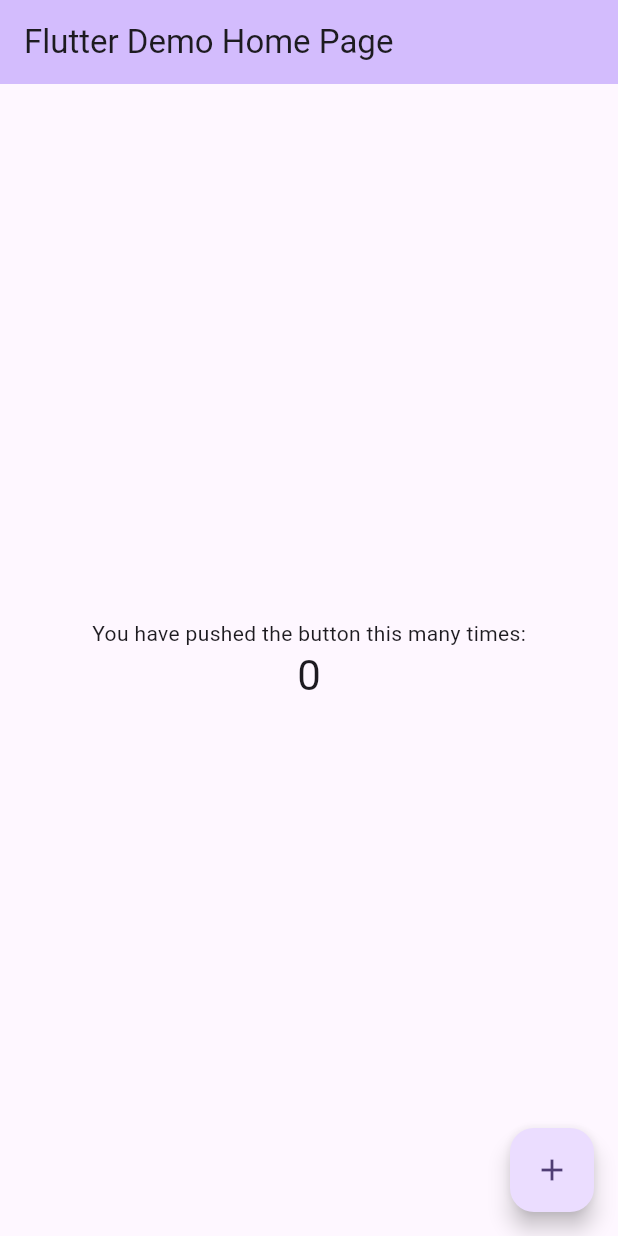
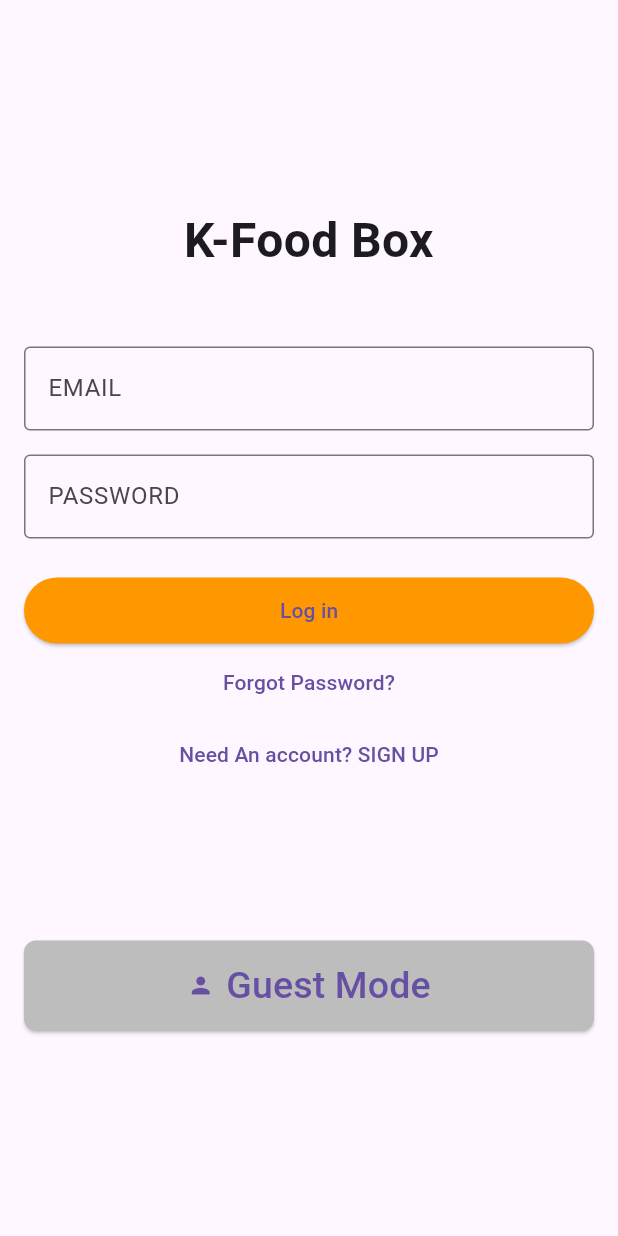
Before and after one commit to korysanan/capstone_project, a Flutter app: the screen it shows after launch, on a phone screen of 412 x 824 dp. Run offline on Flutter 3.47's test engine with Material 3 defaults, Android fonts, the phone set to English and light mode, and no system bars.

Commit message:
로그인 및 회원가입 화면 초안

```diff
--- /dev/null
+++ b/lib/login/login_screen.dart
@@ -0,0 +1,96 @@
+import 'package:flutter/material.dart';
+import 'sign_up_screen.dart';
+
+class LoginScreen extends StatelessWidget {
+  @override
+  Widget build(BuildContext context) {
+    return Scaffold(
+      body: Padding(
+        padding: const EdgeInsets.all(16.0),
+        child: Column(
+          mainAxisAlignment: MainAxisAlignment.center,
+          crossAxisAlignment: CrossAxisAlignment.stretch,
+          children: [
+            Text(
+              'K-Food Box',
+              textAlign: TextAlign.center,
+              style: TextStyle(
+                fontSize: 32.0,
+                fontWeight: FontWeight.bold,
+              ),
+            ),
+            SizedBox(height: 48.0),
+            TextField(
+              decoration: InputDecoration(
+                labelText: 'EMAIL',
+                border: OutlineInputBorder(),
+              ),
+              keyboardType: TextInputType.emailAddress,
+            ),
+            SizedBox(height: 16.0),
+            TextField(
+              decoration: InputDecoration(
+                labelText: 'PASSWORD',
+                border: OutlineInputBorder(),
+              ),
+              obscureText: true,
+            ),
+            SizedBox(height: 24.0),
+            ElevatedButton(
+              child: Text('Log in'),
+              onPressed: () {
+                print('Login button pressed');
+              },
+              style: ElevatedButton.styleFrom(
+                primary: Colors.orange,
+                padding: EdgeInsets.symmetric(vertical: 12.0),
+              ),
+            ),
+            TextButton(
+              child: Text('Forgot Password?'),
+              onPressed: () {
+                print('Forgot Password button pressed');
+              },
+            ),
+            TextButton(
+              child: Text('Need An account? SIGN UP'),
+              onPressed: () {
+                print('SIGN UP button pressed');
+                Navigator.push(
+                  context,
+                  MaterialPageRoute(builder: (context) => SignUpScreen()),
+                );
+              },
+            ),
+            SizedBox(height: 100.0),
+            ElevatedButton(
+              child: Row(
+                mainAxisSize: MainAxisSize.min,
+                children: [
+                  Icon(Icons.person),
+                  SizedBox(width: 8.0),
+                  Text(
+                    'Guest Mode',
+                    style: TextStyle(
+                      fontSize: 25.0,
+                    ),
+                  ),
+                ],
+              ),
+              onPressed: () {
+                print('Guest mode button pressed');
+              },
+              style: ElevatedButton.styleFrom(
+                primary: Colors.grey[400],
+                padding: EdgeInsets.symmetric(vertical: 12.0, horizontal: 16.0),
+                shape: RoundedRectangleBorder(
+                  borderRadius: BorderRadius.circular(8.0),
+                ),
+              ),
+            ),
+          ],
+        ),
+      ),
+    );
+  }
+}
--- a/lib/main.dart
+++ b/lib/main.dart
@@ -1,125 +1,15 @@
 import 'package:flutter/material.dart';
+import 'login/login_screen.dart'; // Make sure to create this file
 
 void main() {
-  runApp(const MyApp());
+  runApp(MyApp());
 }
 
 class MyApp extends StatelessWidget {
-  const MyApp({super.key});
-
-  // This widget is the root of your application.
   @override
   Widget build(BuildContext context) {
     return MaterialApp(
-      title: 'Flutter Demo',
-      theme: ThemeData(
-        // This is the theme of your application.
-        //
-        // TRY THIS: Try running your application with "flutter run". You'll see
-        // the application has a purple toolbar. Then, without quitting the app,
-        // try changing the seedColor in the colorScheme below to Colors.green
-        // and then invoke "hot reload" (save your changes or press the "hot
-        // reload" button in a Flutter-supported IDE, or press "r" if you used
-        // the command line to start the app).
-        //
-        // Notice that the counter didn't reset back to zero; the application
-        // state is not lost during the reload. To reset the state, use hot
-        // restart instead.
-        //
-        // This works for code too, not just values: Most code changes can be
-        // tested with just a hot reload.
-        colorScheme: ColorScheme.fromSeed(seedColor: Colors.deepPurple),
-        useMaterial3: true,
-      ),
-      home: const MyHomePage(title: 'Flutter Demo Home Page'),
+      home: LoginScreen(),
     );
   }
 }
-
-class MyHomePage extends StatefulWidget {
-  const MyHomePage({super.key, required this.title});
-
-  // This widget is the home page of your application. It is stateful, meaning
-  // that it has a State object (defined below) that contains fields that affect
-  // how it looks.
-
-  // This class is the configuration for the state. It holds the values (in this
-  // case the title) provided by the parent (in this case the App widget) and
-  // used by the build method of the State. Fields in a Widget subclass are
-  // always marked "final".
-
-  final String title;
-
-  @override
-  State<MyHomePage> createState() => _MyHomePageState();
-}
-
-class _MyHomePageState extends State<MyHomePage> {
-  int _counter = 0;
-
-  void _incrementCounter() {
-    setState(() {
-      // This call to setState tells the Flutter framework that something has
-      // changed in this State, which causes it to rerun the build method below
-      // so that the display can reflect the updated values. If we changed
-      // _counter without calling setState(), then the build method would not be
-      // called again, and so nothing would appear to happen.
-      _counter++;
-    });
-  }
-
-  @override
-  Widget build(BuildContext context) {
-    // This method is rerun every time setState is called, for instance as done
-    // by the _incrementCounter method above.
-    //
-    // The Flutter framework has been optimized to make rerunning build methods
-    // fast, so that you can just rebuild anything that needs updating rather
-    // than having to individually change instances of widgets.
-    return Scaffold(
-      appBar: AppBar(
-        // TRY THIS: Try changing the color here to a specific color (to
-        // Colors.amber, perhaps?) and trigger a hot reload to see the AppBar
-        // change color while the other colors stay the same.
-        backgroundColor: Theme.of(context).colorScheme.inversePrimary,
-        // Here we take the value from the MyHomePage object that was created by
-        // the App.build method, and use it to set our appbar title.
-        title: Text(widget.title),
-      ),
-      body: Center(
-        // Center is a layout widget. It takes a single child and positions it
-        // in the middle of the parent.
-        child: Column(
-          // Column is also a layout widget. It takes a list of children and
-          // arranges them vertically. By default, it sizes itself to fit its
-          // children horizontally, and tries to be as tall as its parent.
-          //
-          // Column has various properties to control how it sizes itself and
-          // how it positions its children. Here we use mainAxisAlignment to
-          // center the children vertically; the main axis here is the vertical
-          // axis because Columns are vertical (the cross axis would be
-          // horizontal).
-          //
-          // TRY THIS: Invoke "debug painting" (choose the "Toggle Debug Paint"
-          // action in the IDE, or press "p" in the console), to see the
-          // wireframe for each widget.
-          mainAxisAlignment: MainAxisAlignment.center,
-          children: <Widget>[
-            const Text(
-              'You have pushed the button this many times:',
-            ),
-            Text(
-              '$_counter',
-              style: Theme.of(context).textTheme.headlineMedium,
-            ),
-          ],
-        ),
-      ),
-      floatingActionButton: FloatingActionButton(
-        onPressed: _incrementCounter,
-        tooltip: 'Increment',
-        child: const Icon(Icons.add),
-      ), // This trailing comma makes auto-formatting nicer for build methods.
-    );
-  }
-}
```
Also changed, not shown: lib/login/sign_up_screen.dart (added, +198 -0 lines), 1 other file.
